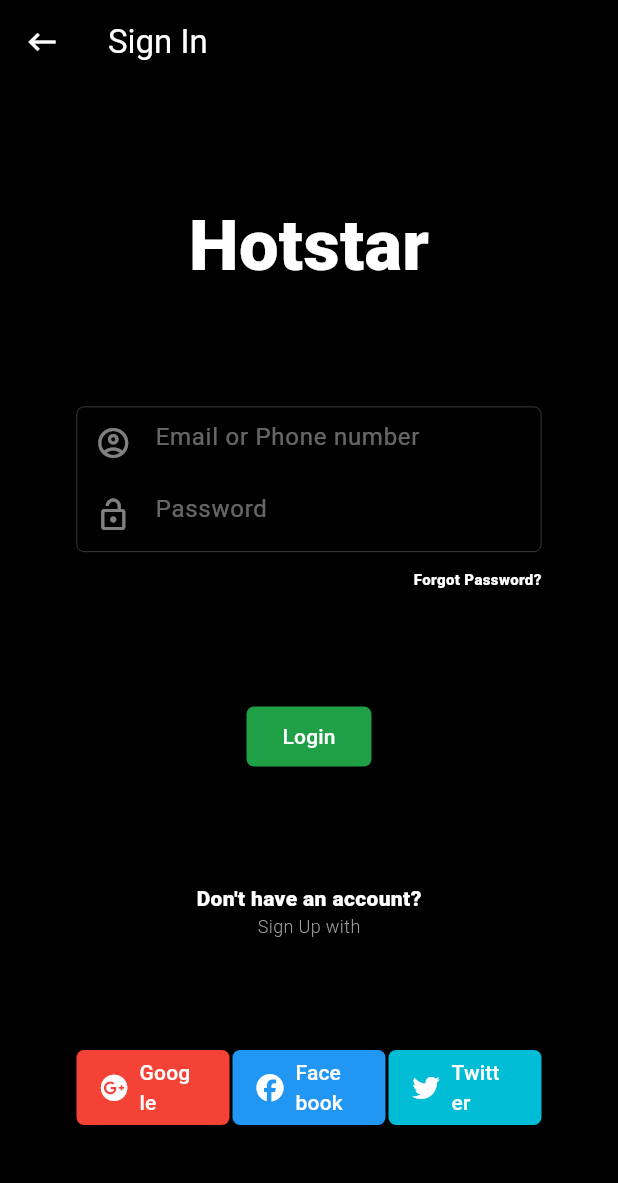
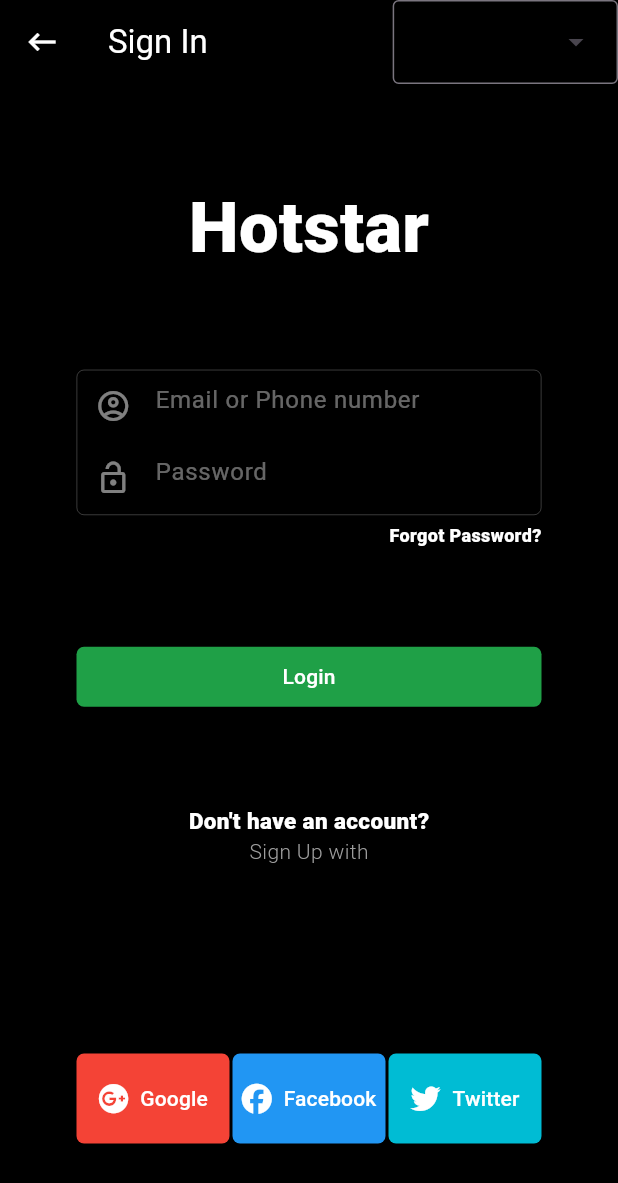
Before and after one commit to iamvedantp/multi_language_app, a Flutter app: the screen it shows after launch, on a phone screen of 412 x 824 dp. Shown: the top 1183 px of the screen. Run offline on Flutter 3.47's test engine with Material 3 defaults, Android fonts, the phone set to English and light mode, and no system bars; our stand-ins replace font_awesome_flutter; generated files the repository leaves out were written again.

Commit message:
Buttons adjusted & new language selection button added

```diff
--- /dev/null
+++ b/lib/language_provider.dart
@@ -0,0 +1,25 @@
+import 'package:flutter/material.dart';
+
+class LanguageProvider extends ChangeNotifier {
+  static const List<Map<String, dynamic>> languages = [
+    {
+      'name': 'English',
+      'locale': 'en',
+    },
+    {
+      'name': 'हिंदी',
+      'locale': 'hi',
+    },
+    {
+      'name': 'español',
+      'locale': 'es',
+    },
+  ];
+
+  Locale selectedLocale = const Locale('en');
+
+  void changeLanguage(String language) {
+    selectedLocale = Locale(language);
+    notifyListeners();
+  }
+}
--- a/lib/login_page.dart
+++ b/lib/login_page.dart
@@ -1,6 +1,8 @@
 import 'package:flutter/material.dart';
 import 'package:flutter_gen/gen_l10n/app_localizations.dart';
 import 'package:font_awesome_flutter/font_awesome_flutter.dart';
+import 'package:multi_language_app/language_provider.dart';
+import 'package:provider/provider.dart';
 
 class LoginPage extends StatelessWidget {
   const LoginPage({super.key});
@@ -20,9 +22,25 @@ class LoginPage extends StatelessWidget {
           Icons.keyboard_backspace_sharp,
           color: Colors.white,
         ),
+        actions: [
+          DropdownMenu(
+            textStyle: const TextStyle(color: Colors.white),
+            initialSelection: Text(
+              context.watch<LanguageProvider>().selectedLocale.languageCode,
+              style: const TextStyle(color: Colors.white),
+            ),
+            onSelected: (value) {
+              context.read<LanguageProvider>().changeLanguage(value as String);
+            },
+            dropdownMenuEntries: LanguageProvider.languages
+                .map((language) => DropdownMenuEntry(
+                    value: language['locale'], label: language['name']))
+                .toList(),
+          )
+        ],
       ),
       body: Padding(
-        padding: EdgeInsets.symmetric(horizontal: 51.0),
+        padding: const EdgeInsets.symmetric(horizontal: 51.0),
         child: Column(
           mainAxisAlignment: MainAxisAlignment.spaceEvenly,
           children: [
@@ -79,14 +97,14 @@ class LoginPage extends StatelessWidget {
                   ),
                 ),
                 const SizedBox(
-                  height: 11,
+                  height: 5, // Decreased the height
                 ),
                 Align(
                   alignment: Alignment.centerRight,
                   child: Text(
                     AppLocalizations.of(context)!.forgotPass,
                     style: const TextStyle(
-                        fontSize: 10,
+                        fontSize: 12,
                         color: Colors.white,
                         fontWeight: FontWeight.w900),
                   ),
@@ -95,59 +113,61 @@ class LoginPage extends StatelessWidget {
             ),
             ElevatedButton(
               onPressed: () {},
-              child: Text(AppLocalizations.of(context)!.loginBtn),
               style: ElevatedButton.styleFrom(
-                  minimumSize: const Size(
-                    double.infinity,
-                  ),
+                  minimumSize: const Size(double.infinity, 40),
                   shape: RoundedRectangleBorder(
                       borderRadius: BorderRadius.circular(5)),
                   backgroundColor: const Color(0xff1FA047),
                   foregroundColor: Colors.white),
+              child: Text(AppLocalizations.of(context)!.loginBtn),
             ),
             Column(
               children: [
                 Text(
                   AppLocalizations.of(context)!.txtNoAcc,
                   style: const TextStyle(
-                      fontSize: 14,
+                      fontSize: 15,
                       color: Colors.white,
                       fontWeight: FontWeight.w900),
                 ),
                 Text(
                   AppLocalizations.of(context)!.txtSignUp,
                   style: const TextStyle(
-                      fontSize: 12,
+                      fontSize: 14,
                       color: Colors.grey,
                       fontWeight: FontWeight.w300),
                 ),
               ],
             ),
+            const SizedBox(
+                height: 1), // Decreased the height between the text and buttons
             Row(
               children: [
                 Expanded(
                   child: myBtn(
                     mIcon: FontAwesomeIcons.googlePlus,
                     Title: AppLocalizations.of(context)!.google,
-                        mColor: Colors.red)),
-                const SizedBox(
-                  width: 2,
+                    mColor: Colors.red,
                   ),
+                ),
+                const SizedBox(width: 2),
                 Expanded(
                   child: myBtn(
                     mIcon: FontAwesomeIcons.facebook,
                     Title: AppLocalizations.of(context)!.facebook,
-                        mColor: Colors.blue)),
-                const SizedBox(
-                  width: 2,
+                    mColor: Colors.blue,
                   ),
+                ),
+                const SizedBox(width: 2),
                 Expanded(
                   child: myBtn(
                     mIcon: FontAwesomeIcons.twitter,
                     Title: AppLocalizations.of(context)!.twitter,
-                        mColor: Colors.cyan)),
+                    mColor: Colors.cyan,
+                  ),
+                ),
               ],
-            )
+            ),
           ],
         ),
       ),
@@ -159,11 +179,12 @@ Widget myBtn(
     {required IconData mIcon, required String Title, required Color mColor}) {
   return ElevatedButton.icon(
     onPressed: () {},
-    icon: FaIcon(mIcon, color: Colors.white),
+    icon: FaIcon(mIcon, color: Colors.white, size: 20),
     label: Text(Title, style: const TextStyle(color: Colors.white)),
     style: ElevatedButton.styleFrom(
       backgroundColor: mColor,
-      minimumSize: const Size(double.infinity, 50),
+      minimumSize: const Size(double.infinity, 60),
+      padding: const EdgeInsets.symmetric(vertical: 5, horizontal: 6),
       shape: RoundedRectangleBorder(
         borderRadius: BorderRadius.circular(5),
       ),
--- a/lib/main.dart
+++ b/lib/main.dart
@@ -1,10 +1,15 @@
 import 'package:flutter/material.dart';
 import 'package:flutter_localizations/flutter_localizations.dart';
 import 'package:flutter_gen/gen_l10n/app_localizations.dart';
+import 'package:multi_language_app/language_provider.dart';
 import 'package:multi_language_app/login_page.dart';
+import 'package:provider/provider.dart';
 
 void main() {
-  runApp(const MyApp());
+  runApp(ChangeNotifierProvider(
+    create: (context) => LanguageProvider(),
+    child: const MyApp(),
+  ));
 }
 
 class MyApp extends StatelessWidget {
@@ -19,7 +24,9 @@ class MyApp extends StatelessWidget {
         Locale('hi'),
         Locale('es'),
       ],
-      locale: const Locale('en'), //Language change from here
+      locale: context
+          .watch<LanguageProvider>()
+          .selectedLocale, //Language change from here
       localizationsDelegates: const [
         AppLocalizations.delegate,
         GlobalMaterialLocalizations.delegate,
@@ -27,6 +34,7 @@ class MyApp extends StatelessWidget {
         GlobalWidgetsLocalizations.delegate,
       ],
       title: 'Flutter Demo',
+      debugShowCheckedModeBanner: false,
       theme: ThemeData(
         colorScheme: ColorScheme.fromSeed(seedColor: Colors.deepPurple),
         useMaterial3: true,
--- a/pubspec.yaml
+++ b/pubspec.yaml
@@ -39,6 +39,7 @@ dependencies:
     sdk: flutter
   intl: ^0.19.0
   font_awesome_flutter: ^10.7.0
+  provider: ^6.1.2
 
 dev_dependencies:
   flutter_test:
```
Also changed, not shown: pubspec.lock. Lines whose indentation alone changed are shown as unchanged.
